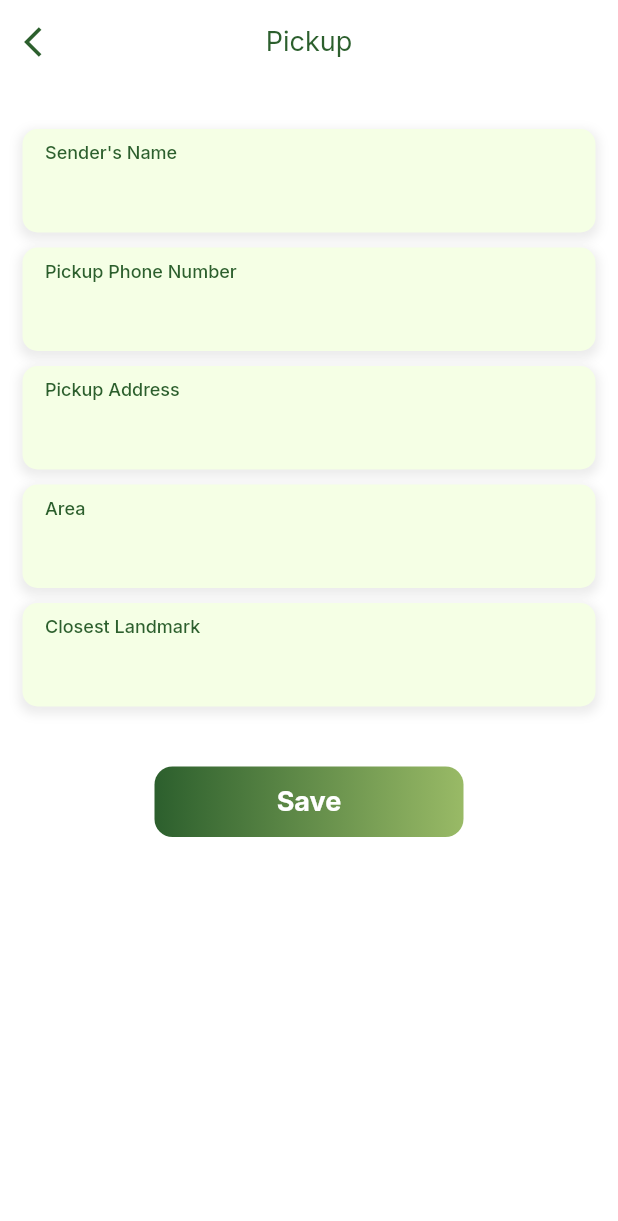
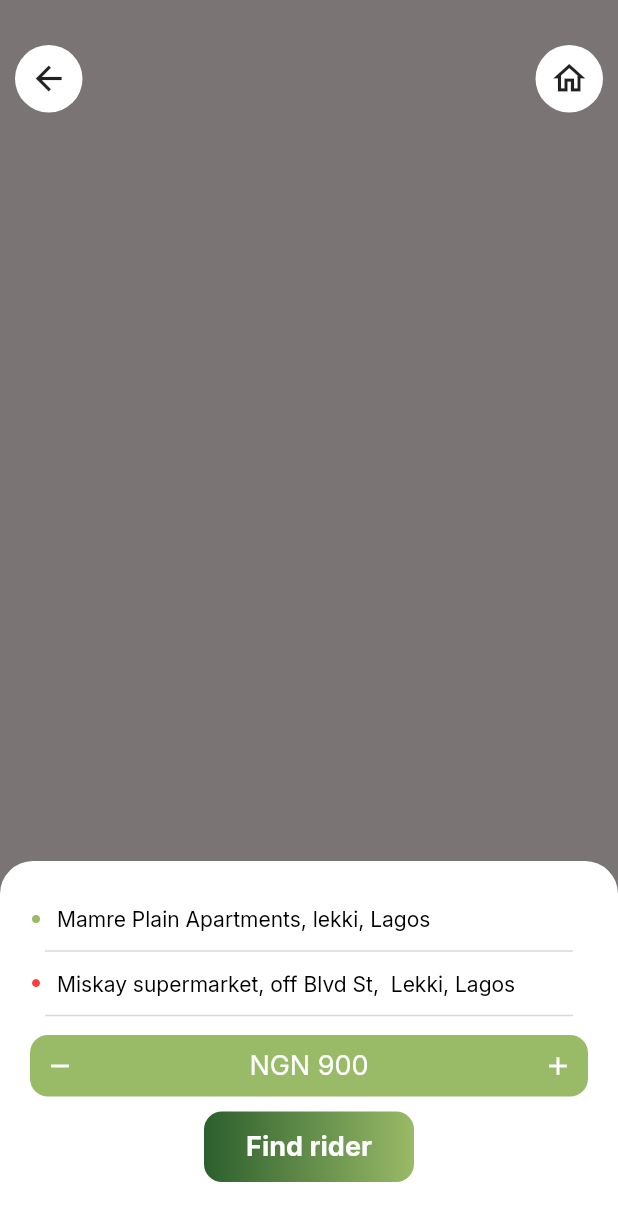
Before and after one commit to Williamtobs/find_logistics, a Flutter app: the PickUp widget shown alone on an empty page, opened directly, after a tap on "Save", on a phone screen of 412 x 824 dp. Shown: the top 1221 px of the screen. Run offline on Flutter 3.47's test engine with Material 2 defaults, Android fonts, the phone set to English and light mode, and no system bars; our stand-ins replace country_picker, dio, flutter_riverpod, flutter_svg, google_fonts, riverpod and 3 more; missing offline and left inert: animated_snack_bar, pay_with_paystack; accounts and stored records are empty; network calls fail; project files that could hold a hidden picture were left out.

Commit message:
Address pick and select rider screen

```diff
--- a/lib/src/screens/home/screens/order/pick_up.dart
+++ b/lib/src/screens/home/screens/order/pick_up.dart
@@ -1,3 +1,4 @@
+import 'package:find_logistic/src/screens/map/map.dart';
 import 'package:find_logistic/src/screens/widgets/basescreen.dart';
 import 'package:find_logistic/src/screens/widgets/button.dart';
 import 'package:find_logistic/src/screens/widgets/textfield.dart';
@@ -46,7 +47,12 @@ class PickUp extends StatelessWidget {
               Center(
                 child: CustomButton(
                   text: 'Save',
-                  onTap: () {},
+                  onTap: () {
+                    Navigator.push(
+                        context,
+                        MaterialPageRoute(
+                            builder: (context) => const MapScreen()));
+                  },
                 ),
               ),
               const SizedBox(
--- /dev/null
+++ b/lib/src/screens/map/map.dart
@@ -0,0 +1,213 @@
+import 'package:find_logistic/src/screens/map/select_rider.dart';
+import 'package:find_logistic/src/screens/widgets/button.dart';
+import 'package:flutter/material.dart';
+import 'package:google_fonts/google_fonts.dart';
+
+class MapScreen extends StatelessWidget {
+  const MapScreen({super.key});
+
+  @override
+  Widget build(BuildContext context) {
+    return Scaffold(
+      body: Stack(
+        children: [
+          Container(
+            height: MediaQuery.of(context).size.height,
+            width: MediaQuery.of(context).size.width,
+            decoration:
+                const BoxDecoration(color: Color.fromARGB(255, 122, 116, 116)),
+          ),
+          Column(
+            children: [
+              const SizedBox(
+                height: 30,
+              ),
+              Padding(
+                padding: const EdgeInsets.symmetric(horizontal: 10),
+                child: Row(
+                  mainAxisAlignment: MainAxisAlignment.spaceBetween,
+                  children: [
+                    Container(
+                      width: 45,
+                      height: 45,
+                      decoration: const BoxDecoration(
+                        color: Colors.white,
+                        shape: BoxShape.circle,
+                      ),
+                      child: const Center(
+                        child: Icon(
+                          Icons.arrow_back,
+                          size: 26,
+                        ),
+                      ),
+                    ),
+                    Container(
+                      width: 45,
+                      height: 45,
+                      decoration: const BoxDecoration(
+                        color: Colors.white,
+                        shape: BoxShape.circle,
+                      ),
+                      child: const Center(
+                        child: Icon(
+                          Icons.home_outlined,
+                          size: 26,
+                        ),
+                      ),
+                    ),
+                  ],
+                ),
+              ),
+              const Spacer(),
+              Container(
+                width: MediaQuery.of(context).size.width,
+                height: 250,
+                padding: const EdgeInsets.symmetric(
+                  horizontal: 20,
+                ),
+                decoration: const BoxDecoration(
+                    color: Colors.white,
+                    borderRadius: BorderRadius.only(
+                      topLeft: Radius.circular(22),
+                      topRight: Radius.circular(22),
+                    )),
+                child: const SelectedLocation(
+                  addressFrom: 'Mamre Plain Apartments, lekki, Lagos',
+                  addressTo: 'Miskay supermarket, off Blvd St,  Lekki, Lagos',
+                ),
+              )
+            ],
+          )
+        ],
+      ),
+    );
+  }
+}
+
+class SelectedLocation extends StatelessWidget {
+  final String addressFrom, addressTo;
+  const SelectedLocation({
+    super.key,
+    required this.addressFrom,
+    required this.addressTo,
+  });
+
+  @override
+  Widget build(BuildContext context) {
+    return Column(
+      children: [
+        const SizedBox(
+          height: 30,
+        ),
+        Row(
+          children: [
+            const Icon(
+              Icons.fiber_manual_record,
+              color: Color.fromRGBO(153, 186, 102, 1),
+              size: 8,
+            ),
+            const SizedBox(
+              width: 10,
+            ),
+            Text(
+              addressFrom,
+              style: GoogleFonts.inter(
+                color: Colors.black,
+                fontSize: 14,
+                fontWeight: FontWeight.w400,
+              ),
+            ),
+          ],
+        ),
+        const SizedBox(
+          height: 5,
+        ),
+        const Padding(
+          padding: EdgeInsets.symmetric(horizontal: 10),
+          child: Divider(
+            color: Color.fromRGBO(217, 217, 217, 1),
+            thickness: 1,
+          ),
+        ),
+        const SizedBox(
+          height: 5,
+        ),
+        Row(
+          children: [
+            const Icon(
+              Icons.fiber_manual_record,
+              color: Color.fromRGBO(252, 61, 61, 1),
+              size: 8,
+            ),
+            const SizedBox(
+              width: 10,
+            ),
+            Text(
+              addressTo,
+              style: GoogleFonts.inter(
+                color: Colors.black,
+                fontSize: 14,
+                fontWeight: FontWeight.w400,
+              ),
+            ),
+          ],
+        ),
+        const SizedBox(
+          height: 5,
+        ),
+        const Padding(
+          padding: EdgeInsets.symmetric(horizontal: 10),
+          child: Divider(
+            color: Color.fromRGBO(217, 217, 217, 1),
+            thickness: 1,
+          ),
+        ),
+        const SizedBox(
+          height: 5,
+        ),
+        Container(
+          width: MediaQuery.of(context).size.width,
+          height: 41,
+          padding: const EdgeInsets.symmetric(horizontal: 10),
+          decoration: BoxDecoration(
+            color: const Color.fromRGBO(153, 186, 102, 1),
+            borderRadius: BorderRadius.circular(12),
+          ),
+          child: Row(
+            mainAxisAlignment: MainAxisAlignment.spaceBetween,
+            children: [
+              const Icon(Icons.remove, color: Colors.white, size: 20),
+              Text(
+                'NGN 900',
+                style: GoogleFonts.inter(
+                  color: Colors.white,
+                  fontSize: 18,
+                  fontWeight: FontWeight.w400,
+                ),
+              ),
+              const Icon(Icons.add, color: Colors.white, size: 20),
+            ],
+          ),
+        ),
+        const SizedBox(
+          height: 10,
+        ),
+        Center(
+          child: SizedBox(
+            width: 140,
+            child: CustomButton(
+              text: 'Find rider',
+              onTap: () {
+                Navigator.push(
+                    context,
+                    MaterialPageRoute(
+                        builder: (context) => const SelectRider()));
+                //SelectRider
+              },
+            ),
+          ),
+        ),
+      ],
+    );
+  }
+}
```
Also changed, not shown: lib/src/screens/map/select_rider.dart (added, +209 -0 lines), assets/images/rider_img.png (added).
